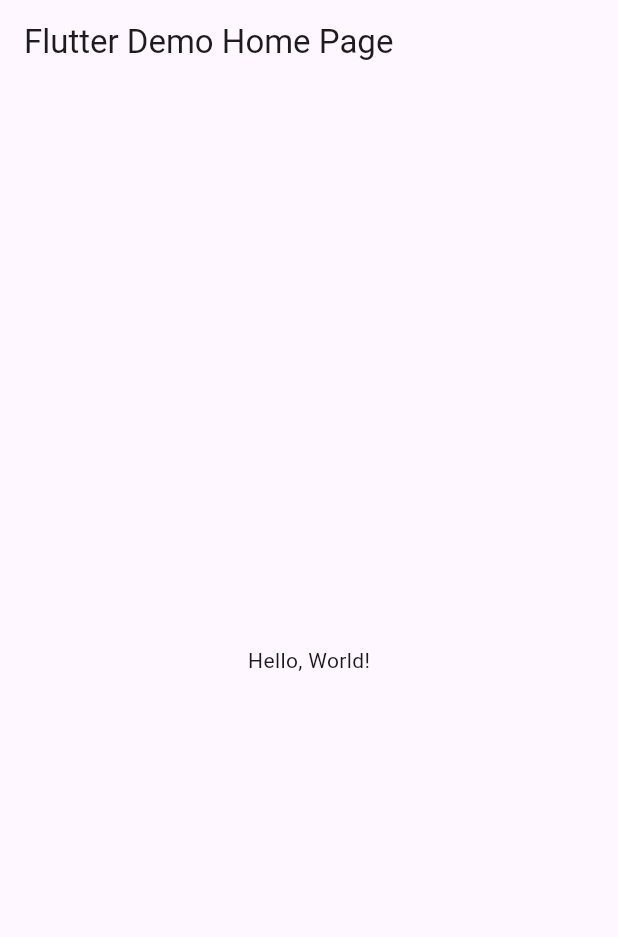
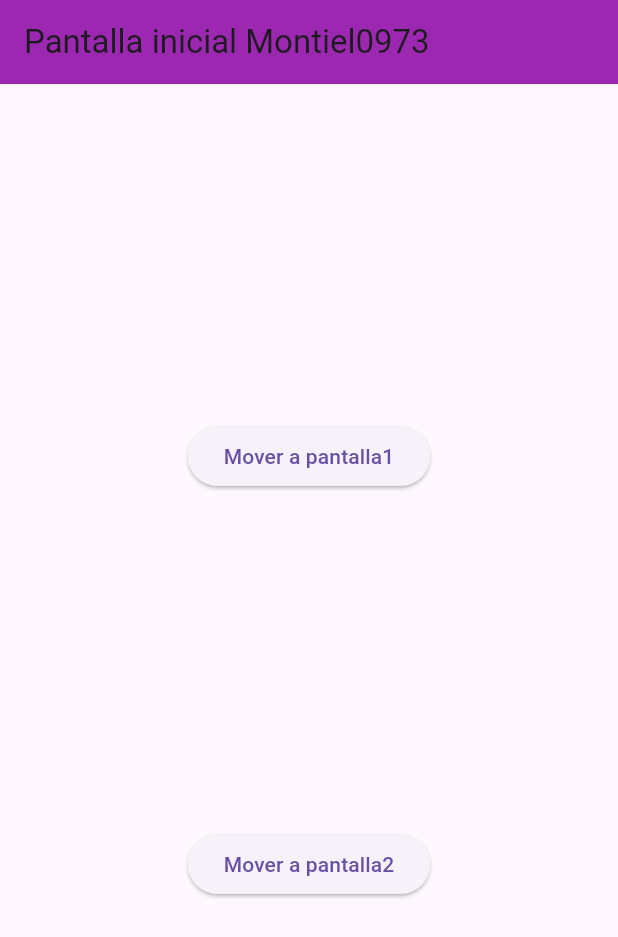
Before and after one commit to nkmserrano/p15_Rutasv2_0973, a Flutter app: the screen it shows after launch, on a phone screen of 412 x 824 dp. Shown: the top 937 px of the screen. Run offline on Flutter 3.47's test engine with Material 3 defaults, Android fonts, the phone set to English and light mode, and no system bars.

```diff
--- a/lib/main.dart
+++ b/lib/main.dart
@@ -1,43 +1,23 @@
 import 'package:flutter/material.dart';
+import 'package:montiel0973/pantalla2_0973.dart';
+import 'package:montiel0973/pantalla1_0973.dart';
+import 'package:montiel0973/pantallaini_0973.dart';
 
-void main() => runApp(MyApp());
+void main() => runApp(MiApp0973());
 
-class MyApp extends StatelessWidget {
-  const MyApp({super.key});
-  // This widget is the root of your application.
+class MiApp0973 extends StatelessWidget {
+  const MiApp0973({Key? key}) : super(key: key);
+
   @override
   Widget build(BuildContext context) {
     return MaterialApp(
-      // Application name
-      title: 'Flutter Hello World',
-      // Application theme data, you can set the colors for the application as
-      // you want
-      theme: ThemeData(
-        // useMaterial3: true,
-        primarySwatch: Colors.blue,
-      ),
-      // A widget which will be started on application startup
-      home: MyHomePage(title: 'Flutter Demo Home Page'),
-    );
-  }
-}
-
-class MyHomePage extends StatelessWidget {
-  final String title;
-  const MyHomePage({super.key, required this.title});
-
-  @override
-  Widget build(BuildContext context) {
-    return Scaffold(
-      appBar: AppBar(
-        // The title text which will be shown on the action bar
-        title: Text(title),
-      ),
-      body: Center(
-        child: Text(
-          'Hello, World!',
-        ),
-      ),
-    );
-  }
-}
+      debugShowCheckedModeBanner: false,
+      initialRoute: '/',
+      routes: {
+        '/': (context) => PantallaIni_0973(),
+        '/Pantalla1_0973': (context) => Pantalla1_0973(),
+        '/Pantalla2_0973': (context) => Pantalla2_0973(),
+      }, //Fin ruta paginas
+    ); //Fin del material
+  } //Fin widget
+} //Fin App
--- /dev/null
+++ b/lib/pantalla1_0973.dart
@@ -0,0 +1,27 @@
+// Pantalla1_0973
+//
+import 'package:flutter/material.dart';
+
+class Pantalla1_0973 extends StatelessWidget {
+  const Pantalla1_0973({Key? key}) : super(key: key);
+
+  @override
+  Widget build(BuildContext context) {
+    return Scaffold(
+      appBar: AppBar(
+        title: const Text('Pantalla1 Montiel0973'),
+        backgroundColor: Colors.brown,
+      ),
+      body: Center(
+        child: Column(
+          children: [
+            ElevatedButton(
+              onPressed: () {}, // Fin de onpressed
+              child: const Text('Pantalla1'),
+            )
+          ], // Fin de niños
+        ),
+      ),
+    );
+  } //Fin widget
+} //Fin pantalla1
--- /dev/null
+++ b/lib/pantalla2_0973.dart
@@ -0,0 +1,22 @@
+// Pantalla2_0973
+//
+import 'package:flutter/material.dart';
+
+class Pantalla2_0973 extends StatelessWidget {
+  const Pantalla2_0973({Key? key}) : super(key: key);
+
+  @override
+  Widget build(BuildContext context) {
+    return Scaffold(
+      appBar: AppBar(
+        title: Text('Pantalla2 Montiel0973'),
+        backgroundColor: Colors.cyan,
+      ),
+      body: Center(
+        child: Text(
+          'pantalla2',
+        ),
+      ),
+    );
+  }
+}
--- /dev/null
+++ b/lib/pantallaini_0973.dart
@@ -0,0 +1,34 @@
+//PantallaIni_0973
+//
+import 'package:flutter/material.dart';
+
+class PantallaIni_0973 extends StatelessWidget {
+  const PantallaIni_0973({Key? key}) : super(key: key);
+
+  @override
+  Widget build(BuildContext context) {
+    return Scaffold(
+      appBar: AppBar(
+        title: Text('Pantalla inicial Montiel0973'),
+        backgroundColor: Colors.purple,
+      ),
+      body: Center(
+        child: Column(
+          mainAxisAlignment: MainAxisAlignment.spaceEvenly,
+          children: [
+            ElevatedButton(
+                onPressed: () {
+                  Navigator.pushNamed(context, '/Pantalla1_0973');
+                }, // Fin onpressed
+                child: Text('Mover a pantalla1')),
+            ElevatedButton(
+                onPressed: () {
+                  Navigator.pushNamed(context, '/Pantalla2_0973');
+                }, // Fin onpressed
+                child: Text('Mover a pantalla2')),
+          ], // FIn de niños
+        ),
+      ),
+    );
+  } //Fin widgets
+} //Fin pantalla incial
```
